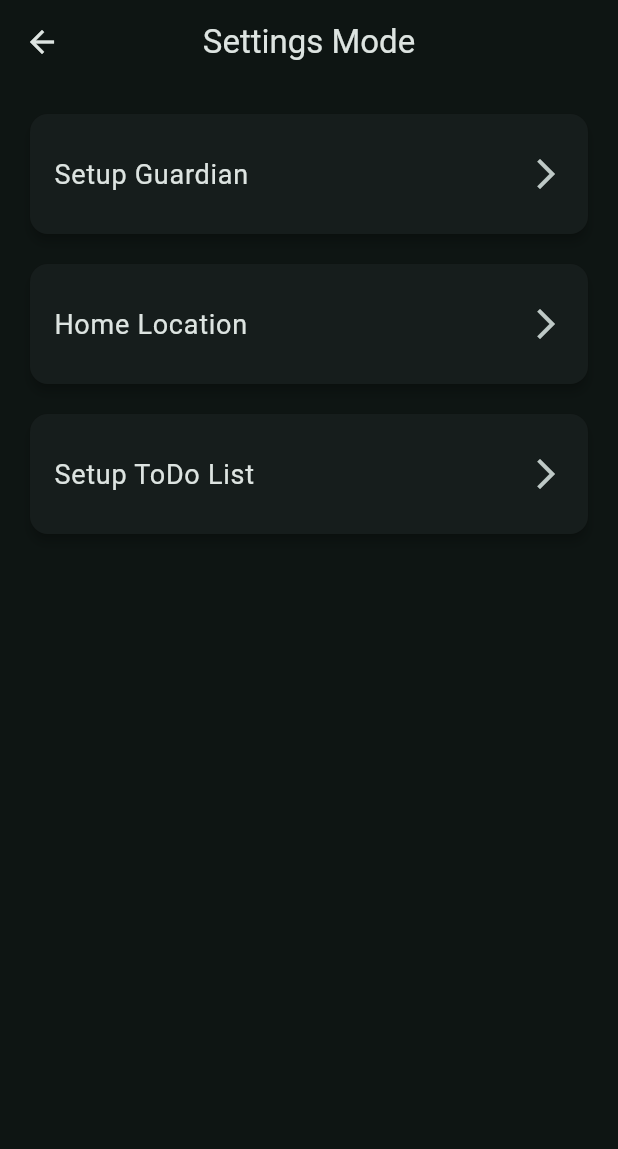
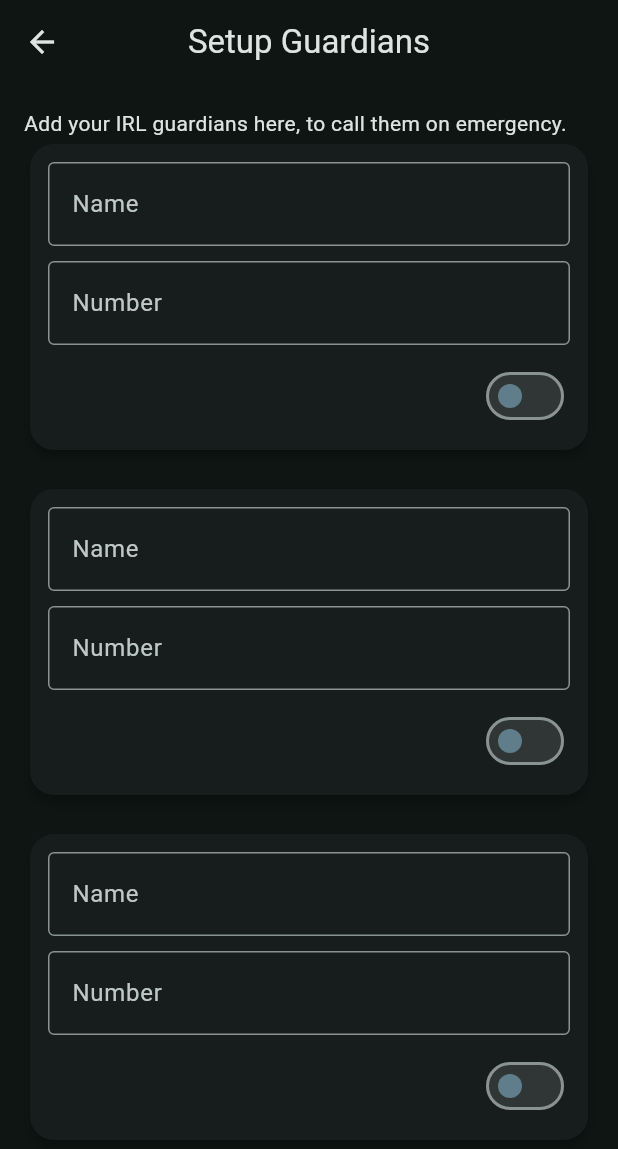
Before and after one commit to hvs-raka/bhandi_guardian, a Flutter app: the Nawt screen opened by its route, after a tap on "Setup Guardian", on a phone screen of 412 x 824 dp. Shown: the top 1149 px of the screen. Run offline on Flutter 3.47's test engine with Material 3 defaults, Android fonts, the phone set to English and light mode, and no system bars; our stand-ins replace go_router.

Commit message:
guardian setup widget ui

```diff
--- a/lib/Pages/Home.dart
+++ b/lib/Pages/Home.dart
@@ -29,7 +29,7 @@ class Home extends StatelessWidget {
                 // if routes are set use this bellow command to navigate between pages
                 context.go('/High');
               },
-              child: Text('High'),
+              child: Text('yeah, High'),
               style: ElevatedButton.styleFrom(
                 side: BorderSide(color: Colors.black, width: 2),
                 textStyle: const TextStyle(fontSize: 20),
@@ -41,7 +41,7 @@ class Home extends StatelessWidget {
               onPressed: () {
                 context.go('/Nawt');
               },
-              child: Text('Nawt'),
+              child: Text("nahh, I'm Nawt"),
               style: ElevatedButton.styleFrom(
                 side: BorderSide(color: Colors.black, width: 2),
                 textStyle: const TextStyle(fontSize: 20),
--- a/lib/Pages/Nawt.dart
+++ b/lib/Pages/Nawt.dart
@@ -1,5 +1,7 @@
 import 'package:flutter/material.dart';
 import 'package:go_router/go_router.dart';
+
+// main widget for nawt page
 
 class Nawt extends StatelessWidget {
   const Nawt({super.key});
@@ -26,7 +28,10 @@ class Nawt extends StatelessWidget {
               //icon: Icons.info,
               label: "Setup Guardian",
               onTap: () {
-                // Navigate or do something
+                Navigator.push(
+                  context,
+                  MaterialPageRoute(builder: (_) => const GuardianSetup()),
+                );
               },
             ),
             const SizedBox(height: 12),
@@ -35,7 +40,10 @@ class Nawt extends StatelessWidget {
               //icon: Icons.details,
               label: "Home Location",
               onTap: () {
-                // Navigate or do something
+                Navigator.push(
+                  context,
+                  MaterialPageRoute(builder: (_) => const SafeLocation()),
+                );
               },
             ),
             const SizedBox(height: 12),
@@ -47,12 +55,41 @@ class Nawt extends StatelessWidget {
                 // Navigate or do something
               },
             ),
+            const SizedBox(height: 12),
+            buildTileButton(
+              context,
+              //icon: Icons.info,
+              label: "Setup visit location",
+              onTap: () {
+                // Navigate or do something
+              },
+            ),
+            const SizedBox(height: 12),
+            buildTileButton(
+              context,
+              //icon: Icons.info,
+              label: "Set Playlist",
+              onTap: () {
+                // Navigate or do something
+              },
+            ),
+            const SizedBox(height: 12),
+            buildTileButton(
+              context,
+              //icon: Icons.info,
+              label: "SOS Settings",
+              onTap: () {
+                // Navigate or do something
+              },
+            ),
           ],
         ),
       ),
     );
   }
 }
+
+// other widgets
 
 Widget buildTileButton(
   BuildContext context, {
@@ -76,3 +113,129 @@ Widget buildTileButton(
     ),
   );
 }
+
+// Guardian setup
+
+class GuardianSetup extends StatelessWidget {
+  const GuardianSetup({super.key});
+
+  @override
+  Widget build(BuildContext context) {
+    return Scaffold(
+      appBar: AppBar(
+        title: const Text('Setup Guardians'),
+        leading: IconButton(
+          icon: const Icon(Icons.arrow_back),
+          onPressed: () {
+            Navigator.push(
+              context,
+              MaterialPageRoute(builder: (_) => const Nawt()),
+            );
+          },
+        ),
+        centerTitle: true,
+      ),
+      body: Padding(
+        padding: const EdgeInsets.all(16),
+        child: ListView(
+          children: const [
+            const Text(
+              "Add your IRL guardians here, to call them on emergency.",
+            ),
+            DetailCard(),
+            SizedBox(height: 18),
+            DetailCard(),
+            SizedBox(height: 18),
+            DetailCard(),
+          ],
+        ),
+      ),
+    );
+  }
+}
+
+class DetailCard extends StatefulWidget {
+  const DetailCard({super.key});
+
+  @override
+  State<DetailCard> createState() => _DetailCardState();
+}
+
+class _DetailCardState extends State<DetailCard> {
+  final TextEditingController nameController = TextEditingController();
+  final TextEditingController numberController = TextEditingController();
+  bool isEnabled = false;
+
+  @override
+  Widget build(BuildContext context) {
+    return Card(
+      elevation: 3,
+      //shadowColor: Colors.deepPurpleAccent,
+      shape: RoundedRectangleBorder(borderRadius: BorderRadius.circular(16)),
+      child: Padding(
+        padding: const EdgeInsets.all(12.0),
+        child: Column(
+          children: [
+            TextField(
+              controller: nameController,
+              decoration: const InputDecoration(
+                labelText: "Name",
+                border: OutlineInputBorder(),
+              ),
+            ),
+            const SizedBox(height: 10),
+            TextField(
+              controller: numberController,
+              keyboardType: TextInputType.number,
+              decoration: const InputDecoration(
+                labelText: "Number",
+                border: OutlineInputBorder(),
+              ),
+            ),
+            const SizedBox(height: 10),
+            //Spacer(),
+            Align(
+              alignment: Alignment.centerRight,
+              child: Switch(
+                value: isEnabled,
+                activeColor: Colors.blueAccent,
+                inactiveThumbColor: Colors.blueGrey,
+                onChanged: (value) {
+                  setState(() {
+                    isEnabled = value;
+                  });
+                },
+              ),
+            ),
+          ],
+        ),
+      ),
+    );
+  }
+}
+
+// Safe location setup
+
+class SafeLocation extends StatelessWidget {
+  const SafeLocation({super.key});
+
+  @override
+  Widget build(BuildContext context) {
+    return Scaffold(
+      appBar: AppBar(
+        title: const Text('Setup Safe Location'),
+        leading: IconButton(
+          icon: const Icon(Icons.arrow_back),
+          onPressed: () {
+            Navigator.push(
+              context,
+              MaterialPageRoute(builder: (_) => const Nawt()),
+            );
+          },
+        ),
+        centerTitle: true,
+      ),
+      body: Padding(padding: const EdgeInsets.all(16)),
+    );
+  }
+}
--- a/lib/main.dart
+++ b/lib/main.dart
@@ -1,5 +1,6 @@
 import 'package:bhandi_guardian/Pages/High.dart';
 import 'package:bhandi_guardian/Pages/Nawt.dart';
+//import 'package:bhandi_guardian/Pages/otherScreens/GuardianSetup.dart';
 import 'package:flutter/material.dart';
 import 'package:go_router/go_router.dart';
 import 'pages/Home.dart';
@@ -12,6 +13,10 @@ final _router = GoRouter(
     GoRoute(path: '/', builder: (context, state) => const Home()),
     GoRoute(path: '/High', builder: (context, state) => const High()),
     GoRoute(path: '/Nawt', builder: (context, state) => const Nawt()),
+    /*GoRoute(
+      path: '/otherScreens/GuardianSetup',
+      builder: (context, state) => const GuardianSetup(),
+    ),*/
   ],
 );
 
```
Also changed, not shown: lib/Pages/High.dart (+33 -2 lines).
